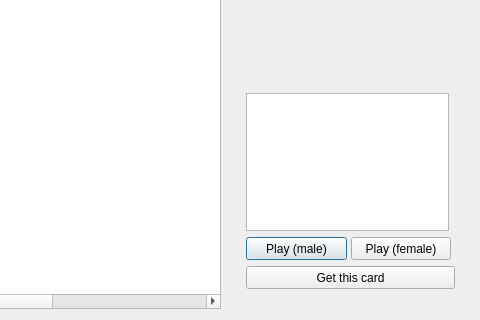
This is src/dialog/cardoverview.ui in BeginnerSlob/TouhouTripleSha as Qt 5 draws it before an edit; both pictures show x 291 to 771 and y 244 to 564 of the 771 by 564 pixel window. The edited form follows.
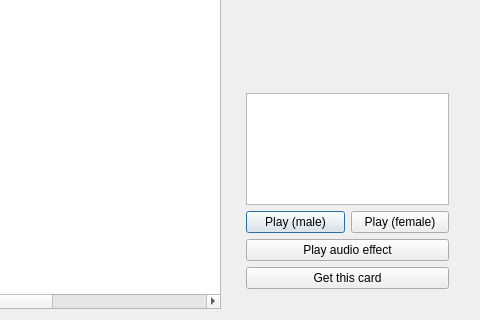
This is the edited form.

```diff
--- a/src/dialog/cardoverview.ui
+++ b/src/dialog/cardoverview.ui
@@ -67,7 +67,7 @@
     </widget>
    </item>
    <item>
-    <widget class="QFrame" name="">
+    <widget class="QFrame" name="frame">
      <property name="maximumSize">
       <size>
        <width>221</width>
@@ -117,12 +117,6 @@
          <layout class="QHBoxLayout" name="horizontalLayout">
           <item>
            <widget class="QPushButton" name="malePlayButton">
-            <property name="minimumSize">
-             <size>
-              <width>101</width>
-              <height>23</height>
-             </size>
-            </property>
             <property name="maximumSize">
              <size>
               <width>105</width>
@@ -136,12 +130,6 @@
           </item>
           <item>
            <widget class="QPushButton" name="femalePlayButton">
-            <property name="minimumSize">
-             <size>
-              <width>100</width>
-              <height>23</height>
-             </size>
-            </property>
             <property name="maximumSize">
              <size>
               <width>104</width>
@@ -155,14 +143,15 @@
           </item>
          </layout>
         </item>
+        <item>
+         <widget class="QPushButton" name="playAudioEffectButton">
+          <property name="text">
+           <string>Play audio effect</string>
+          </property>
+         </widget>
+        </item>
         <item>
          <widget class="QPushButton" name="getCardButton">
-          <property name="minimumSize">
-           <size>
-            <width>209</width>
-            <height>23</height>
-           </size>
-          </property>
           <property name="maximumSize">
            <size>
             <width>217</width>
```
